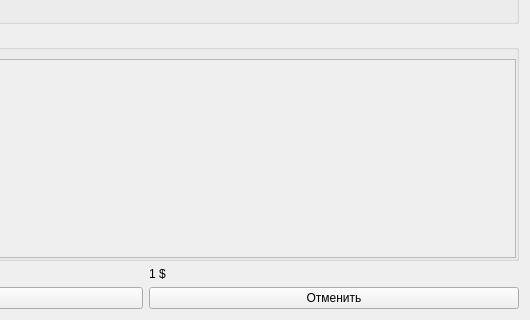
Before: the Qt Designer form Client/Form Menu/Booking/formcreatebooking.ui in Golfriman/Control_Data, drawn with Qt 5; both pictures show x 239 to 769 and y 391 to 711 of the 769 by 711 pixel window.
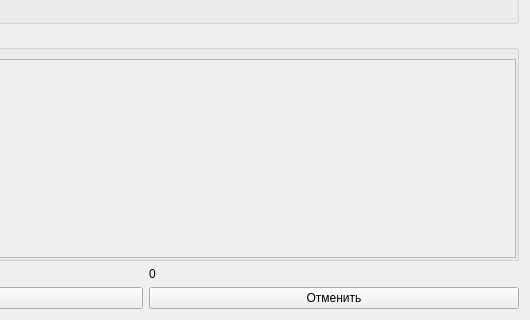
After: the same form once the commit is applied.

The edit to the form file:
```diff
--- a/Client/Form Menu/Booking/formcreatebooking.ui
+++ b/Client/Form Menu/Booking/formcreatebooking.ui
@@ -309,7 +309,7 @@
      <item>
       <widget class="QLabel" name="label_11">
        <property name="text">
-        <string>1 $</string>
+        <string>0</string>
        </property>
       </widget>
      </item>
```
Left out of the diff: 4 changed lines with no effect on the pictures.
